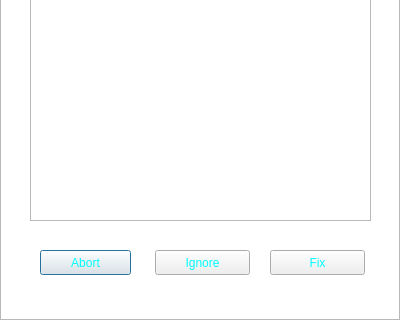
Old version of the form warningpopup.ui in the repository TheDaemoness/Soundbench; both pictures show x 0 to 400 and y 280 to 600 of the 400 by 600 pixel window.
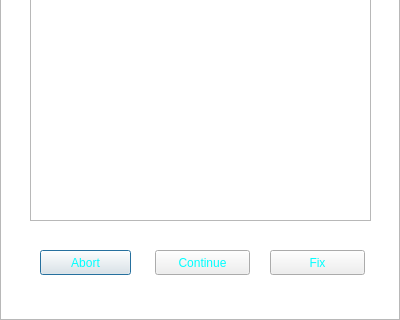
New version of the form. Icons and pictures are not drawn.

Commit message: Changed the "Ignore" button on warning popups to say "Continue".

What changed in the file:
```diff
--- a/warningpopup.ui
+++ b/warningpopup.ui
@@ -138,7 +138,7 @@
     <string notr="true">Ignore the warning and proceed with the default course of action.</string>
    </property>
    <property name="text">
-    <string>Ignore</string>
+    <string>Continue</string>
    </property>
   </widget>
   <widget class="QPushButton" name="fixButton">
```
Left out of the diff: 4 changed lines with no effect on the pictures.
